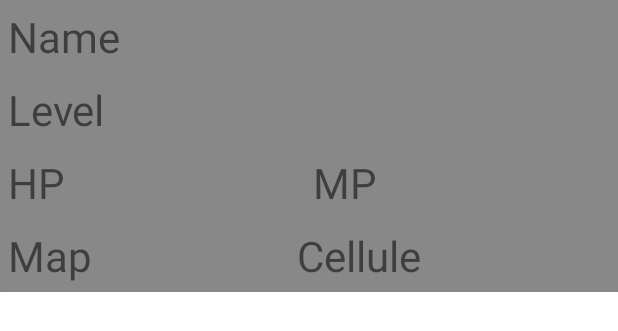
After one commit to ClemDB/MQTTTest, an Android app: the layout characters_layout.xml on its own in the app's theme, with its tools: preview values and no code run, on a phone screen of 412 x 824 dp. The commit adds this screen. Shown: the top 331 px of the screen. Run offline under Robolectric (Android 15) with nearby library versions, the phone set to English and light mode, and no system bars.

Commit message:
TUKIFF.COM EXPLOSION

```diff
--- a/app/src/main/java/com/example/mqtttest/GameFragment.java
+++ b/app/src/main/java/com/example/mqtttest/GameFragment.java
@@ -21,6 +21,7 @@ public class GameFragment extends Fragment {
     public GameFragment() {
         // Required empty public constructor
     }
+
     public interface InterfaceGame {
         void sendMessage(String msg);
         void changeRotation();
--- a/app/src/main/java/com/example/mqtttest/MenuFragment.java
+++ b/app/src/main/java/com/example/mqtttest/MenuFragment.java
@@ -94,6 +94,7 @@ public class MenuFragment extends Fragment {
                     clientMQTT.publishMessage("getchajson " + accounts.get(0).username + " " + accounts.get(0).password);
                 });
                  */
+                getActivity().getSupportFragmentManager().beginTransaction().replace(R.id.fragmentContainerView, new CharactersFragment()).commit();
             }
         });
 
--- /dev/null
+++ b/app/src/main/res/layout/characters_layout.xml
@@ -0,0 +1,87 @@
+<?xml version="1.0" encoding="utf-8"?>
+<FrameLayout xmlns:android="http://schemas.android.com/apk/res/android"
+    xmlns:app="http://schemas.android.com/apk/res-auto"
+    android:layout_width="match_parent"
+    android:layout_height="wrap_content"
+    android:background="#979696">
+
+    <androidx.cardview.widget.CardView
+        android:layout_width="match_parent"
+        android:layout_height="wrap_content"
+        app:cardBackgroundColor="#888888">
+
+        <LinearLayout
+            android:layout_width="match_parent"
+            android:layout_height="match_parent"
+            android:orientation="vertical">
+
+            <TextView
+                android:id="@+id/tvHolderName"
+                android:layout_width="wrap_content"
+                android:layout_height="wrap_content"
+                android:padding="5dp"
+                android:text="Name"
+                android:textSize="28dp" />
+
+            <TextView
+                android:id="@+id/tvHolderLevel"
+                android:layout_width="wrap_content"
+                android:layout_height="wrap_content"
+                android:padding="5dp"
+                android:text="Level"
+                android:textSize="28dp" />
+
+            <LinearLayout
+                android:layout_width="match_parent"
+                android:layout_height="match_parent"
+                android:orientation="horizontal">
+
+                <TextView
+                    android:id="@+id/tvHolderHP"
+                    android:layout_width="wrap_content"
+                    android:layout_height="wrap_content"
+                    android:layout_weight=".5"
+                    android:padding="5dp"
+                    android:text="HP"
+                    android:textSize="28dp" />
+
+                <TextView
+                    android:id="@+id/tvHolderMP"
+                    android:layout_width="wrap_content"
+                    android:layout_height="wrap_content"
+                    android:layout_weight=".5"
+                    android:padding="5dp"
+                    android:text="MP"
+                    android:textSize="28dp" />
+
+            </LinearLayout>
+
+            <LinearLayout
+                android:layout_width="match_parent"
+                android:layout_height="match_parent"
+                android:layout_weight=".5"
+                android:orientation="horizontal">
+
+                <TextView
+                    android:id="@+id/tvHolderMap"
+                    android:layout_width="wrap_content"
+                    android:layout_height="wrap_content"
+                    android:layout_weight=".5"
+                    android:padding="5dp"
+                    android:text="Map"
+                    android:textSize="28dp" />
+
+                <TextView
+                    android:id="@+id/tvHolderCellule"
+                    android:layout_width="wrap_content"
+                    android:layout_height="wrap_content"
+                    android:layout_weight=".5"
+                    android:padding="5dp"
+                    android:text="Cellule"
+                    android:textSize="28dp" />
+            </LinearLayout>
+
+        </LinearLayout>
+
+    </androidx.cardview.widget.CardView>
+</FrameLayout>
```
Also changed, not shown: app/src/main/java/com/example/mqtttest/AdapterList.java (added, +58 -0 lines), app/src/main/java/com/example/mqtttest/Adapterlist.java (deleted, +0 -31 lines), app/src/main/java/com/example/mqtttest/CharactersFragment.java (added, +75 -0 lines), app/src/main/java/com/example/mqtttest/MainActivity.java (+9 -2 lines), app/src/main/res/layout/fragment_characters.xml (added, +14 -0 lines).
